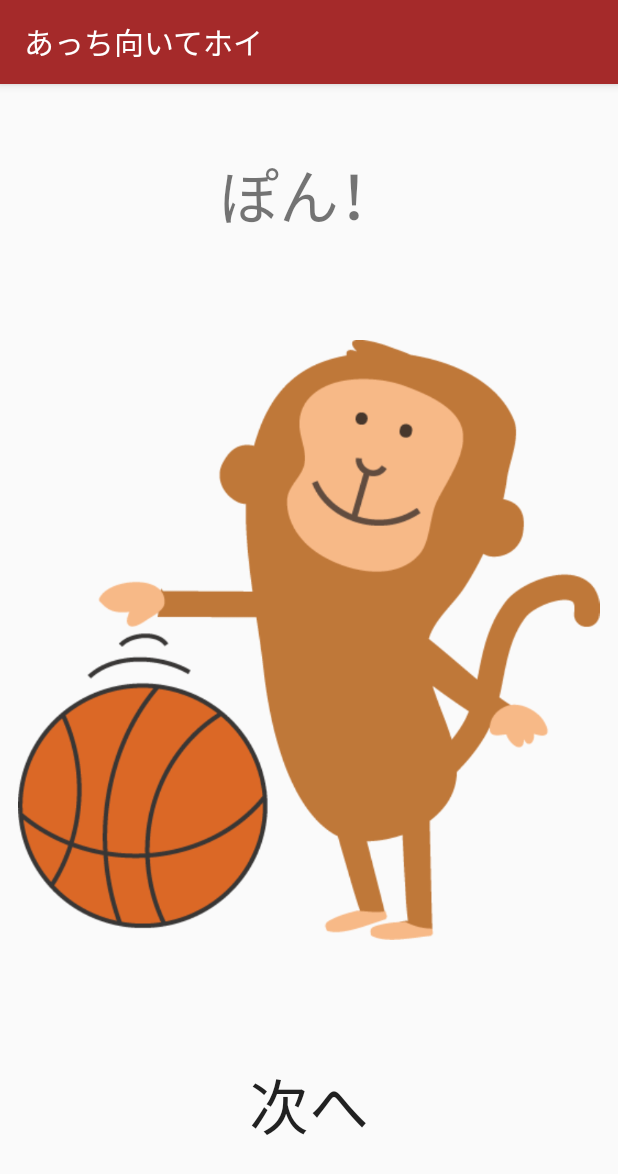
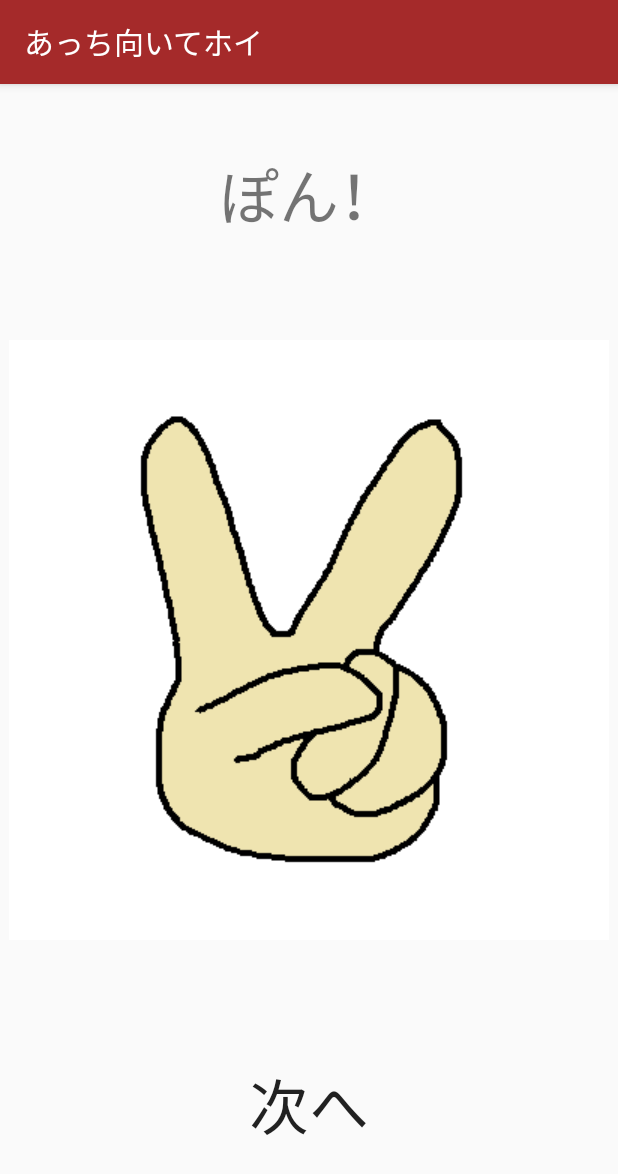
Before and after one commit to RinaHashimoto/Hoi, an Android app: the jankenResultActivity screen opened directly, with no data from a screen before it, on a phone screen of 412 x 824 dp. Shown: the top 1174 px of the screen. Run offline under Robolectric (Android 15) with nearby library versions, the phone set to English and light mode, and no system bars.

Commit message:
じゃんけんの動作を加えました。

```diff
--- a/app/src/main/java/com/example/rina/hoi/jankenActivity.java
+++ b/app/src/main/java/com/example/rina/hoi/jankenActivity.java
@@ -12,18 +12,23 @@ public class jankenActivity extends AppCompatActivity {
         super.onCreate(savedInstanceState);
         setContentView(R.layout.activity_janken);
     }
+
+
     public void onClick(View view) {
         switch (view.getId()) {
             case R.id.btngu:
                 Intent intentG = new Intent(this, jankenResultActivity.class);
+                intentG.putExtra("userHand",0);
                 startActivity(intentG);
                 break;
             case R.id.btnchoki:
                 Intent intentC = new Intent(this, jankenResultActivity.class);
+                intentC.putExtra("userHand",1);
                 startActivity(intentC);
                 break;
             case R.id.btnpa:
                 Intent intentP = new Intent(this, jankenResultActivity.class);
+                intentP.putExtra("userHand",2);
                 startActivity(intentP);
                 break;
         }
--- a/app/src/main/java/com/example/rina/hoi/jankenResultActivity.java
+++ b/app/src/main/java/com/example/rina/hoi/jankenResultActivity.java
@@ -4,14 +4,58 @@ import android.content.Intent;
 import android.support.v7.app.AppCompatActivity;
 import android.os.Bundle;
 import android.view.View;
+import android.widget.ImageView;
+
+import java.util.Random;
 
 public class jankenResultActivity extends AppCompatActivity {
-
+    int imghandComputer;
     @Override
     protected void onCreate(Bundle savedInstanceState) {
         super.onCreate(savedInstanceState);
+
+         Intent intent = getIntent();
+        int handUser = intent.getIntExtra("userHand",0);
+        int result = janken(handUser);
+        System.out.println(result);
+        //switch (result) {
+           // case 0://あいこ
+
+                //imageView0.setImageResource(imghandComputer);
+
+           // case 1://ユーザーの勝ち
+
+            //case 2://コンピュータの勝ち
+        //}
         setContentView(R.layout.activity_janken_result);
+        ImageView imageView0 = (ImageView)findViewById(R.id.imgjankenface);
+        imageView0.setImageResource(imghandComputer);
     }
+
+
+    int janken(int handUser){
+        Random rand = new Random();
+        int handComputer = rand.nextInt(3);
+System.out.println("a");
+        if(handComputer==0){
+            System.out.print("コンピュータはグー　");
+            imghandComputer = R.drawable.rock;
+        }else if(handComputer==1){
+            System.out.print("コンピュータはチョキ　");
+            imghandComputer = R.drawable.scissors;
+        }else{
+           System.out.print("コンピュータはパー　");
+            imghandComputer = R.drawable.pepper;
+        }
+        if(handUser==handComputer){
+            return 0;//あいこ
+        }else if((handUser==0 && handComputer==1)||(handUser==1 && handComputer==2) ||(handUser==2 && handComputer==0)){
+            return 1;//ユーザーの勝ち
+        }else{
+            return 2;//コンピュータの勝ち
+        }
+    }
+
     public void onClick(View view) {
         switch (view.getId()) {
             case R.id.btnToHoi:
--- a/app/src/main/res/layout/activity_janken_result.xml
+++ b/app/src/main/res/layout/activity_janken_result.xml
@@ -20,8 +20,7 @@
         android:adjustViewBounds="true"
         android:id="@+id/imgjankenface"
         android:scaleType="centerInside"
-        android:layout_centerHorizontal="true"
-        android:src="@drawable/sample"/>
+        android:layout_centerHorizontal="true" />
     <Button
         android:layout_width="match_parent"
         android:layout_height="wrap_content"
```
